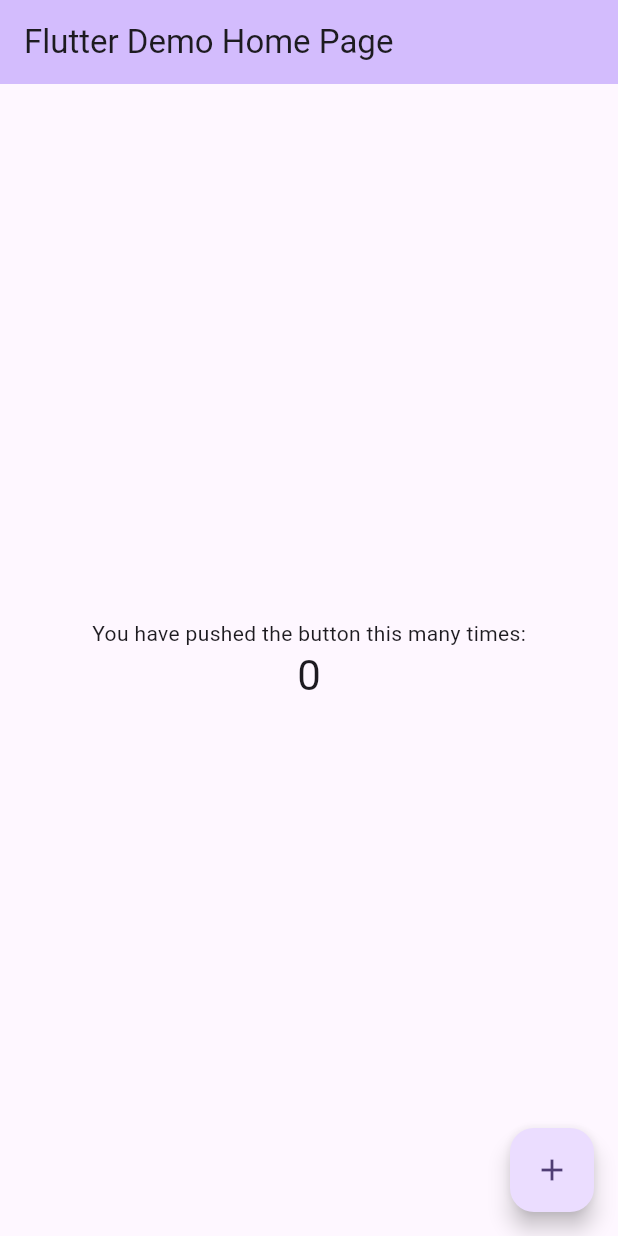
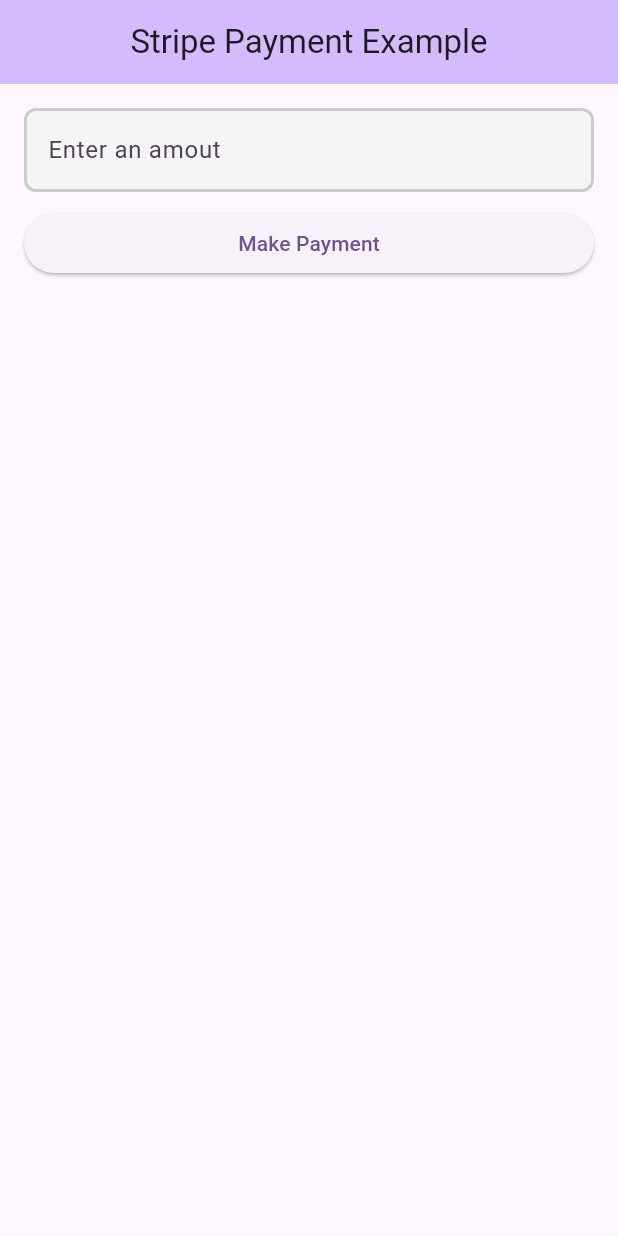
Before and after one commit to Kevnlan/flutter_stripe, a Flutter app: the screen it shows after launch, on a phone screen of 412 x 824 dp. Run offline on Flutter 3.47's test engine with Material 2 defaults, Android fonts, the phone set to English and light mode, and no system bars; missing offline and left inert: flutter_stripe.

Commit message:
final commit

```diff
--- a/lib/main.dart
+++ b/lib/main.dart
@@ -1,125 +1,28 @@
 import 'package:flutter/material.dart';
+import 'package:flutter_application_stripe_payment/stripe_page.dart';
+import 'package:flutter_stripe/flutter_stripe.dart';
 
-void main() {
+import 'env.dart';
+
+void main() async {
+  WidgetsFlutterBinding.ensureInitialized();
+  Stripe.publishableKey = stripePublishableKey;
+  await Stripe.instance.applySettings();
   runApp(const MyApp());
 }
 
 class MyApp extends StatelessWidget {
   const MyApp({super.key});
 
-  // This widget is the root of your application.
   @override
   Widget build(BuildContext context) {
     return MaterialApp(
-      title: 'Flutter Demo',
+      title: 'Flutter Stripe Demo',
       theme: ThemeData(
-        // This is the theme of your application.
-        //
-        // TRY THIS: Try running your application with "flutter run". You'll see
-        // the application has a blue toolbar. Then, without quitting the app,
-        // try changing the seedColor in the colorScheme below to Colors.green
-        // and then invoke "hot reload" (save your changes or press the "hot
-        // reload" button in a Flutter-supported IDE, or press "r" if you used
-        // the command line to start the app).
-        //
-        // Notice that the counter didn't reset back to zero; the application
-        // state is not lost during the reload. To reset the state, use hot
-        // restart instead.
-        //
-        // This works for code too, not just values: Most code changes can be
-        // tested with just a hot reload.
         colorScheme: ColorScheme.fromSeed(seedColor: Colors.deepPurple),
         useMaterial3: true,
       ),
-      home: const MyHomePage(title: 'Flutter Demo Home Page'),
+      home: const PaymentsPage(),
     );
   }
 }
-
-class MyHomePage extends StatefulWidget {
-  const MyHomePage({super.key, required this.title});
-
-  // This widget is the home page of your application. It is stateful, meaning
-  // that it has a State object (defined below) that contains fields that affect
-  // how it looks.
-
-  // This class is the configuration for the state. It holds the values (in this
-  // case the title) provided by the parent (in this case the App widget) and
-  // used by the build method of the State. Fields in a Widget subclass are
-  // always marked "final".
-
-  final String title;
-
-  @override
-  State<MyHomePage> createState() => _MyHomePageState();
-}
-
-class _MyHomePageState extends State<MyHomePage> {
-  int _counter = 0;
-
-  void _incrementCounter() {
-    setState(() {
-      // This call to setState tells the Flutter framework that something has
-      // changed in this State, which causes it to rerun the build method below
-      // so that the display can reflect the updated values. If we changed
-      // _counter without calling setState(), then the build method would not be
-      // called again, and so nothing would appear to happen.
-      _counter++;
-    });
-  }
-
-  @override
-  Widget build(BuildContext context) {
-    // This method is rerun every time setState is called, for instance as done
-    // by the _incrementCounter method above.
-    //
-    // The Flutter framework has been optimized to make rerunning build methods
-    // fast, so that you can just rebuild anything that needs updating rather
-    // than having to individually change instances of widgets.
-    return Scaffold(
-      appBar: AppBar(
-        // TRY THIS: Try changing the color here to a specific color (to
-        // Colors.amber, perhaps?) and trigger a hot reload to see the AppBar
-        // change color while the other colors stay the same.
-        backgroundColor: Theme.of(context).colorScheme.inversePrimary,
-        // Here we take the value from the MyHomePage object that was created by
-        // the App.build method, and use it to set our appbar title.
-        title: Text(widget.title),
-      ),
-      body: Center(
-        // Center is a layout widget. It takes a single child and positions it
-        // in the middle of the parent.
-        child: Column(
-          // Column is also a layout widget. It takes a list of children and
-          // arranges them vertically. By default, it sizes itself to fit its
-          // children horizontally, and tries to be as tall as its parent.
-          //
-          // Column has various properties to control how it sizes itself and
-          // how it positions its children. Here we use mainAxisAlignment to
-          // center the children vertically; the main axis here is the vertical
-          // axis because Columns are vertical (the cross axis would be
-          // horizontal).
-          //
-          // TRY THIS: Invoke "debug painting" (choose the "Toggle Debug Paint"
-          // action in the IDE, or press "p" in the console), to see the
-          // wireframe for each widget.
-          mainAxisAlignment: MainAxisAlignment.center,
-          children: <Widget>[
-            const Text(
-              'You have pushed the button this many times:',
-            ),
-            Text(
-              '$_counter',
-              style: Theme.of(context).textTheme.headlineMedium,
-            ),
-          ],
-        ),
-      ),
-      floatingActionButton: FloatingActionButton(
-        onPressed: _incrementCounter,
-        tooltip: 'Increment',
-        child: const Icon(Icons.add),
-      ), // This trailing comma makes auto-formatting nicer for build methods.
-    );
-  }
-}
--- /dev/null
+++ b/lib/stripe_page.dart
@@ -0,0 +1,184 @@
+import 'dart:convert';
+
+import 'package:flutter/material.dart';
+import 'package:flutter/services.dart';
+import 'package:flutter_stripe/flutter_stripe.dart';
+import 'package:http/http.dart' as http;
+
+import 'env.dart';
+
+class PaymentsPage extends StatefulWidget {
+  const PaymentsPage({super.key});
+
+  @override
+  State<PaymentsPage> createState() => _PaymentsPageState();
+}
+
+class _PaymentsPageState extends State<PaymentsPage> {
+  late TextEditingController paymentController;
+  late GlobalKey<FormState> paymentForm;
+  Map<String, dynamic>? paymentIntentData;
+
+  @override
+  void initState() {
+    super.initState();
+    paymentController = TextEditingController();
+    paymentForm = GlobalKey<FormState>();
+  }
+
+  @override
+  Widget build(BuildContext context) {
+    return Scaffold(
+      appBar: AppBar(
+        title: const Text('Stripe Payment Example'),
+        centerTitle: true,
+        backgroundColor: Theme.of(context).colorScheme.inversePrimary,
+      ),
+      body: Padding(
+        padding: const EdgeInsets.all(16.0),
+        child: Form(
+          key: paymentForm,
+          child: ListView(
+            shrinkWrap: true,
+            children: [
+              TextFormField(
+                controller: paymentController,
+                inputFormatters: [FilteringTextInputFormatter.digitsOnly],
+                validator: (value) {
+                  if (value!.isEmpty) {
+                    return 'Required field';
+                  }
+                  return null;
+                },
+                decoration: InputDecoration(
+                  hintText: 'Enter an amout',
+                  fillColor: const Color(0xffF5F5F5),
+                  filled: true,
+                  border: InputBorder.none,
+                  focusedBorder: OutlineInputBorder(
+                    borderRadius: BorderRadius.circular(8.0),
+                    borderSide: const BorderSide(
+                      color: Color(0xff1D275C),
+                      width: 2.01,
+                    ),
+                  ),
+                  enabledBorder: OutlineInputBorder(
+                    borderRadius: BorderRadius.circular(8.0),
+                    borderSide: const BorderSide(
+                      color: Color(0xffCCCCCC),
+                      width: 2.0,
+                    ),
+                  ),
+                  errorBorder: OutlineInputBorder(
+                    borderRadius: BorderRadius.circular(8.0),
+                    borderSide: const BorderSide(
+                      color: Color(0xffD6001A),
+                      width: 2.0,
+                    ),
+                  ),
+                  focusedErrorBorder: OutlineInputBorder(
+                    borderRadius: BorderRadius.circular(8.0),
+                    borderSide: const BorderSide(
+                      color: Color(0xffF0642F),
+                      width: 2.0,
+                    ),
+                  ),
+                ),
+              ),
+              const SizedBox(height: 10),
+              ElevatedButton(
+                onPressed: () {
+                  if (paymentForm.currentState!.validate()) {
+                    debugPrint(paymentController.text);
+                    var paymentamount = int.parse(paymentController.text) * 100;
+
+                    makePayment(
+                        amount: paymentamount.toString(), currency: "USD");
+                  }
+                },
+                child: const Text('Make Payment'),
+              )
+            ],
+          ),
+        ),
+      ),
+    );
+  }
+
+  Future<void> makePayment(
+      {required String amount, required String currency}) async {
+    debugPrint(amount);
+    try {
+      paymentIntentData = await createPaymentIntent(amount, currency);
+
+      const gpay = PaymentSheetGooglePay(
+        merchantCountryCode: "US",
+        currencyCode: "USD",
+        testEnv: true,
+      );
+      if (paymentIntentData != null) {
+        await Stripe.instance.initPaymentSheet(
+          paymentSheetParameters: SetupPaymentSheetParameters(
+            googlePay: gpay,
+            merchantDisplayName: 'Adiwele',
+            paymentIntentClientSecret: paymentIntentData!['client_secret'],
+            customerEphemeralKeySecret: paymentIntentData!['ephemeralKey'],
+          ),
+        );
+        displayPaymentSheet();
+      }
+    } catch (e, s) {
+      debugPrint('exception:$e$s');
+    }
+  }
+
+  displayPaymentSheet() async {
+    try {
+      await Stripe.instance.presentPaymentSheet().then(
+            (value) {},
+          );
+    } on StripeException catch (e) {
+      debugPrint('Payment failed: ${e.error.localizedMessage}');
+    } catch (e) {
+      debugPrint('An unexpected error occurred: $e');
+    }
+  }
+
+  createPaymentIntent(String amount, String currency) async {
+    try {
+      Map<String, dynamic> body = {
+        'amount': amount,
+        'currency': currency,
+        'payment_method_types[]': 'card'
+      };
+      var response = await http.post(
+        Uri.parse('https://api.stripe.com/v1/payment_intents'),
+        body: body,
+        headers: {
+          'Authorization': 'Bearer $stripeSecretKey',
+          'Content-Type': 'application/x-www-form-urlencoded'
+        },
+      );
+
+      return jsonDecode(response.body.toString());
+    } catch (e) {
+      debugPrint(e.toString());
+    }
+  }
+
+  void _showSnackbar(BuildContext context, String message) {
+    final snackBar = SnackBar(
+      content: Text(message),
+      duration: const Duration(
+          seconds: 3), // Duration for which the snackbar is visible
+      action: SnackBarAction(
+        label: 'Close',
+        onPressed: () {
+          // Code to execute when the user presses the action button
+        },
+      ),
+    );
+
+    ScaffoldMessenger.of(context).showSnackBar(snackBar);
+  }
+}
```
Also changed, not shown: 4 other files.
